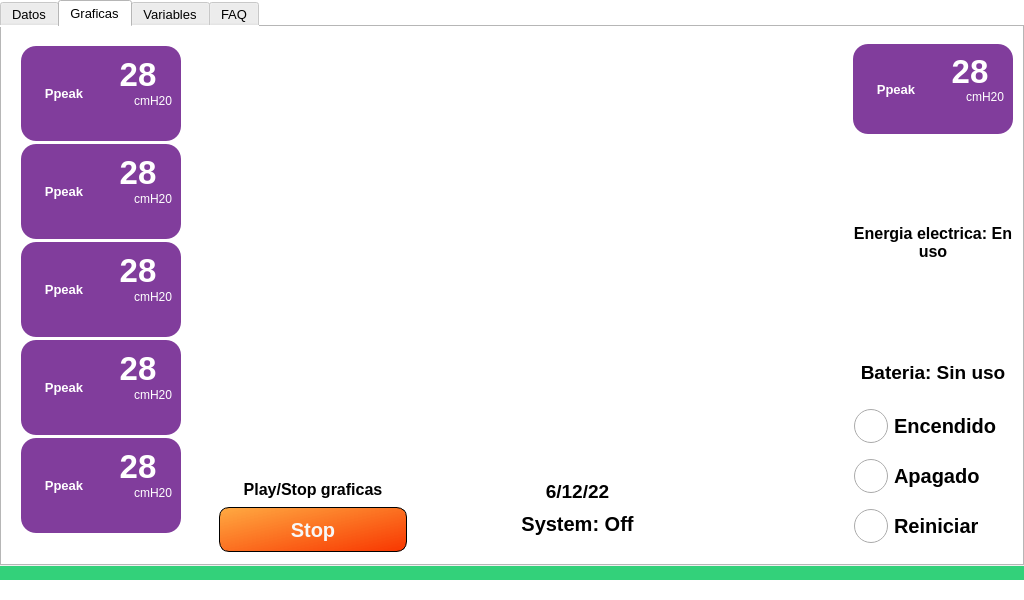
This is _main_.ui in JulianDuque97/EPI as Qt 5 draws it before an edit. The edited form follows.
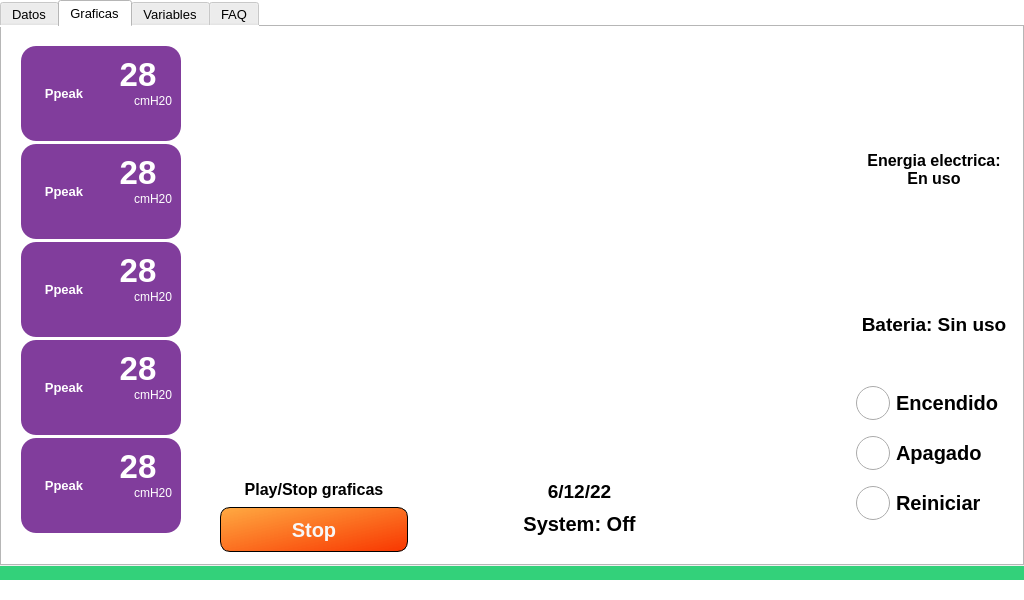
This is the edited form. The open tabs and pages were chosen to show the change. Icons and pictures are not drawn. Custom widgets are drawn as their Qt base class.

```diff
--- a/_main_.ui
+++ b/_main_.ui
@@ -1730,104 +1730,6 @@
                <number>0</number>
               </property>
               <item row="1" column="0">
-               <widget class="QFrame" name="frame_28">
-                <property name="minimumSize">
-                 <size>
-                  <width>160</width>
-                  <height>90</height>
-                 </size>
-                </property>
-                <property name="maximumSize">
-                 <size>
-                  <width>160</width>
-                  <height>90</height>
-                 </size>
-                </property>
-                <property name="styleSheet">
-                 <string notr="true">border-radius: 15px;
-background-color: rgb(129, 61, 156);
-color: rgb(255, 255, 255);
-</string>
-                </property>
-                <property name="frameShape">
-                 <enum>QFrame::NoFrame</enum>
-                </property>
-                <property name="frameShadow">
-                 <enum>QFrame::Raised</enum>
-                </property>
-                <property name="lineWidth">
-                 <number>-17</number>
-                </property>
-                <property name="midLineWidth">
-                 <number>-8</number>
-                </property>
-                <layout class="QGridLayout" name="gridLayout_44">
-                 <item row="1" column="0">
-                  <widget class="QLabel" name="label_111">
-                   <property name="font">
-                    <font>
-                     <pointsize>10</pointsize>
-                     <weight>75</weight>
-                     <bold>true</bold>
-                    </font>
-                   </property>
-                   <property name="layoutDirection">
-                    <enum>Qt::LeftToRight</enum>
-                   </property>
-                   <property name="text">
-                    <string>Ppeak</string>
-                   </property>
-                   <property name="alignment">
-                    <set>Qt::AlignCenter</set>
-                   </property>
-                  </widget>
-                 </item>
-                 <item row="1" column="1">
-                  <layout class="QVBoxLayout" name="verticalLayout_37">
-                   <property name="spacing">
-                    <number>0</number>
-                   </property>
-                   <item>
-                    <widget class="QLabel" name="Ppeak_label_16">
-                     <property name="font">
-                      <font>
-                       <pointsize>25</pointsize>
-                       <weight>75</weight>
-                       <bold>true</bold>
-                      </font>
-                     </property>
-                     <property name="lineWidth">
-                      <number>1</number>
-                     </property>
-                     <property name="text">
-                      <string>28</string>
-                     </property>
-                     <property name="alignment">
-                      <set>Qt::AlignCenter</set>
-                     </property>
-                    </widget>
-                   </item>
-                   <item>
-                    <widget class="QLabel" name="label_114">
-                     <property name="font">
-                      <font>
-                       <pointsize>9</pointsize>
-                      </font>
-                     </property>
-                     <property name="text">
-                      <string>cmH20</string>
-                     </property>
-                     <property name="alignment">
-                      <set>Qt::AlignRight|Qt::AlignTop|Qt::AlignTrailing</set>
-                     </property>
-                    </widget>
-                   </item>
-                  </layout>
-                 </item>
-                </layout>
-               </widget>
-              </item>
-              <item row="2" column="0">
                <layout class="QVBoxLayout" name="verticalLayout_2">
                 <property name="spacing">
                  <number>15</number>
@@ -1907,7 +1809,7 @@
                 </item>
                </layout>
               </item>
-              <item row="3" column="0">
+              <item row="2" column="0">
                <layout class="QVBoxLayout" name="verticalLayout_3">
                 <item>
                  <widget class="QLabel" name="label_119">
@@ -1981,7 +1883,7 @@
                 </item>
                </layout>
               </item>
-              <item row="4" column="0">
+              <item row="3" column="0">
                <layout class="QVBoxLayout" name="verticalLayout_4">
                 <property name="spacing">
                  <number>15</number>
@@ -2016,7 +1918,7 @@
                  </widget>
                 </item>
                 <item>
-                 <widget class="QRadioButton" name="reiniciar_radioButton">
+                 <widget class="QRadioButton" name="apagado_radioButton">
                   <property name="font">
                    <font>
                     <pointsize>15</pointsize>
@@ -2039,7 +1941,7 @@
                  </widget>
                 </item>
                 <item>
-                 <widget class="QRadioButton" name="apagado_radioButton">
+                 <widget class="QRadioButton" name="reiniciar_radioButton">
                   <property name="font">
                    <font>
                     <pointsize>15</pointsize>
```
Left out of the diff: 4 changed lines with no effect on the pictures.
